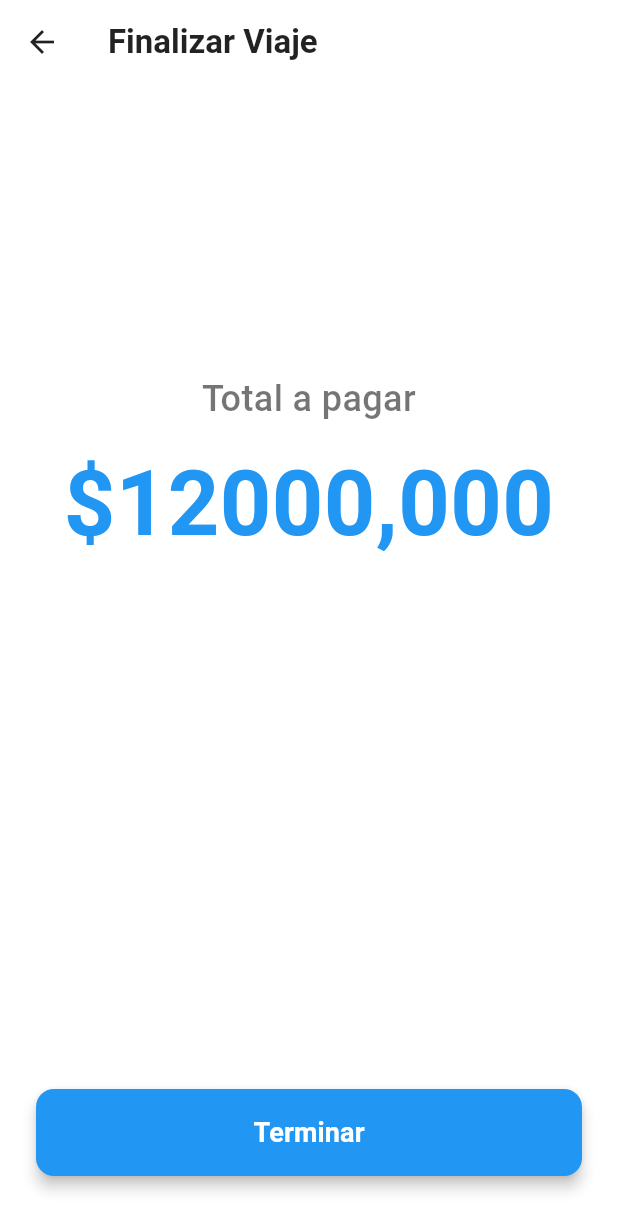
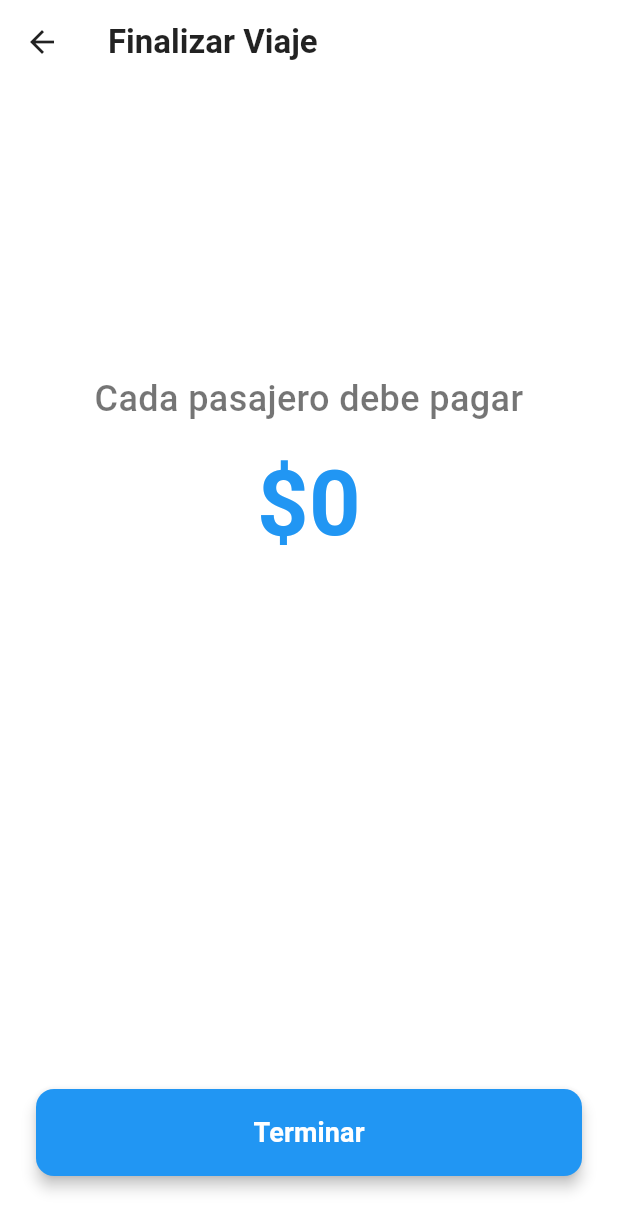
Before and after one commit to JuanFelipeRomero/FreeWheel-Frontend, a Flutter app: the ActiveTripScreen screen opened directly with empty values, after a tap on "Finalizar viaje", on a phone screen of 412 x 824 dp. Shown: the top 1231 px of the screen. Run offline on Flutter 3.47's test engine with Material 3 defaults, Android fonts, the phone set to English and light mode, and no system bars; our stand-ins replace file_picker, flutter_dotenv, font_awesome_flutter, google_fonts, image_picker, shared_preferences; accounts and stored records are empty.

Commit message:
(fix): update total amount calculation and adjust payment label in finalize trip screen

```diff
--- a/lib/presentation/screens/active_trip_screen.dart
+++ b/lib/presentation/screens/active_trip_screen.dart
@@ -152,7 +152,7 @@ class _ActiveTripScreenState extends State<ActiveTripScreen> {
                         builder:
                             (context) => FinalizeTripScreen(
                               trip: widget.trip,
-                              totalAmount: 12000.0,
+                              totalAmount: widget.trip.precioAsiento,
                             ),
                       ),
                     );
--- a/lib/presentation/screens/finalize_trip_screen.dart
+++ b/lib/presentation/screens/finalize_trip_screen.dart
@@ -65,8 +65,7 @@ class _FinalizeTripScreenState extends State<FinalizeTripScreen> {
 
   @override
   Widget build(BuildContext context) {
-    final formattedAmount =
-        '\$${widget.totalAmount.toStringAsFixed(3).replaceAll('.', ',')}';
+    final formattedAmount = '\$${widget.totalAmount.toStringAsFixed(0)}';
 
     return Scaffold(
       appBar: AppBar(
@@ -88,7 +87,7 @@ class _FinalizeTripScreenState extends State<FinalizeTripScreen> {
             children: [
               const Spacer(),
               const Text(
-                'Total a pagar',
+                'Cada pasajero debe pagar',
                 style: TextStyle(
                   fontSize: 24,
                   fontWeight: FontWeight.w500,
```
